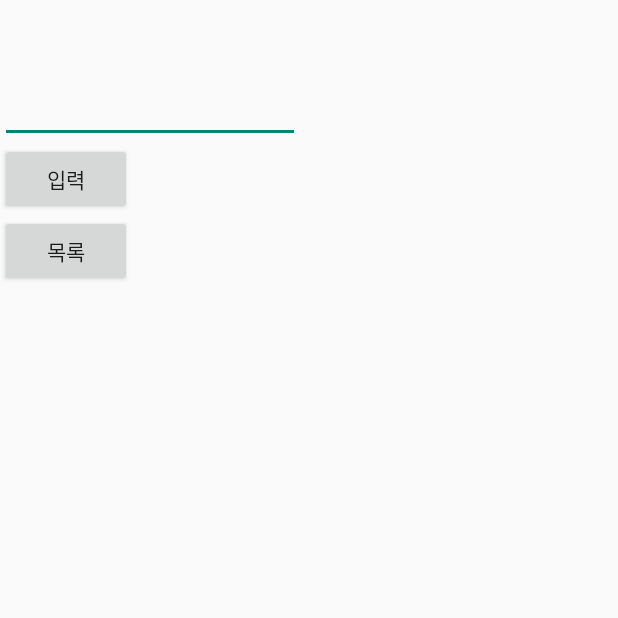
After one commit to elmellamo/DoDamDoDam, an Android app: the QuestionMain screen opened directly, with no data from a screen before it, on a phone screen of 412 x 824 dp, the top half of it. The commit adds this screen. Run offline under Robolectric (Android 15) with nearby library versions, the phone set to English and light mode, and no system bars; our stand-ins replace Firebase (no records; nobody signed in at launch, a user with empty details on screens opened directly).

Commit message:
first commit

```diff
--- a/app/build.gradle
+++ b/app/build.gradle
@@ -59,4 +59,6 @@ dependencies {
     implementation 'com.github.bumptech.glide:glide:4.14.2'
     annotationProcessor 'com.github.bumptech.glide:compiler:4.14.2'
 
+
+    implementation 'androidx.recyclerview:recyclerview-selection:1.1.0'
 }
--- a/app/src/main/AndroidManifest.xml
+++ b/app/src/main/AndroidManifest.xml
@@ -64,6 +64,12 @@
         <activity android:name=".activity.Calendar.CalendarMain"
             android:exported="true">
         </activity>
+        <activity android:name=".activity.Question.QuestionMain"
+            android:exported="true">
+        </activity>
+        <activity android:name=".activity.Question.QuestionList"
+            android:exported="true">
+        </activity>
     </application>
 
 </manifest>
--- a/app/src/main/java/com/example/dodamdodam/activity/Login/MainActivity.java
+++ b/app/src/main/java/com/example/dodamdodam/activity/Login/MainActivity.java
@@ -10,6 +10,7 @@ import android.os.Bundle;
 import android.view.View;
 import android.widget.Toast;
 
+import com.example.dodamdodam.activity.Question.QuestionMain;
 import com.example.dodamdodam.R;
 import com.example.dodamdodam.activity.Calendar.CalendarMain;
 import com.example.dodamdodam.activity.album.AlbumMain;
@@ -35,6 +36,7 @@ public class MainActivity extends AppCompatActivity {
         Objects.requireNonNull(getSupportActionBar()).setTitle("도담도담");
         getSupportActionBar().setDisplayHomeAsUpEnabled(true);
 
+        findViewById(R.id.questionbtn).setOnClickListener(onClickListener);
         findViewById(R.id.albumbtn).setOnClickListener(onClickListener);
         findViewById(R.id.calendarbtn).setOnClickListener(onClickListener);
         FirebaseUser user = FirebaseAuth.getInstance().getCurrentUser();
@@ -81,6 +83,9 @@ public class MainActivity extends AppCompatActivity {
                     FirebaseAuth.getInstance().signOut();
                     myStartActivity(SignUpActivity.class);
                     break;
+                case R.id.questionbtn:
+                    myStartActivity(QuestionMain.class);
+                    break;
                 case R.id.albumbtn:
                     myStartActivity(AlbumMain.class);
                     break;
--- /dev/null
+++ b/app/src/main/java/com/example/dodamdodam/activity/Question/QuestionMain.java
@@ -0,0 +1,162 @@
+package com.example.dodamdodam.activity.Question;
+
+import android.content.Intent;
+import android.os.Bundle;
+import android.widget.Button;
+import android.widget.EditText;
+import android.widget.TextView;
+import android.view.View;
+
+import com.example.dodamdodam.R;
+import com.example.dodamdodam.activity.Login.BasicActivity;
+import com.google.android.gms.tasks.OnCompleteListener;
+
+
+import androidx.annotation.NonNull;
+import androidx.appcompat.app.AppCompatActivity;
+import com.google.android.gms.tasks.Task;
+import com.google.android.gms.tasks.OnCompleteListener;
+import com.google.firebase.auth.FirebaseAuth;
+import com.google.firebase.auth.FirebaseUser;
+import com.google.firebase.database.DataSnapshot;
+import com.google.firebase.database.DatabaseError;
+import com.google.firebase.database.DatabaseReference;
+import com.google.firebase.database.FirebaseDatabase;
+import com.google.firebase.database.ValueEventListener;
+import com.google.firebase.firestore.DocumentReference;
+import com.google.firebase.firestore.DocumentSnapshot;
+import com.google.firebase.firestore.FirebaseFirestore;
+
+
+
+import android.os.Bundle;
+import android.util.Log;
+import android.widget.TextView;
+import com.example.dodamdodam.R;
+import com.example.dodamdodam.activity.Login.BasicActivity;
+import com.google.android.gms.tasks.OnCompleteListener;
+
+import org.w3c.dom.Text;
+
+
+public class QuestionMain extends AppCompatActivity {
+
+    private DatabaseReference databaseReference;
+    private FirebaseUser user;
+    private DatabaseReference userdatabaseReference;
+    private DatabaseReference loveruidReference;
+    private DatabaseReference loveruidcodeReference;
+    private String LOVERUID;
+
+
+    private String TAG;
+    private Button question_list_btn,ques_submit_btn;
+    public String str_ans = null;
+    private EditText et_ques;
+
+    private TextView show_question;
+
+    public String num,questionkey;
+
+
+
+
+
+
+
+
+
+    @Override
+    protected void onCreate(Bundle savedInstanceState){
+        super.onCreate(savedInstanceState);
+        setContentView(R.layout.activity_question_main);
+
+        user = FirebaseAuth.getInstance().getCurrentUser();
+        databaseReference = FirebaseDatabase.getInstance().getReference("Question");
+        userdatabaseReference = FirebaseDatabase.getInstance().getReference("users");
+        loveruidReference = userdatabaseReference.child(user.getUid());
+        FirebaseFirestore db = FirebaseFirestore.getInstance();
+        DocumentReference docRef = db.collection("users").document(user.getUid());
+
+        docRef.get().addOnCompleteListener(new OnCompleteListener<DocumentSnapshot>() {
+            @Override
+            public void onComplete(@NonNull Task<DocumentSnapshot> task) {
+
+                if (task.isSuccessful()) {
+                    DocumentSnapshot document = task.getResult();
+                    if (document.exists()) {
+                        LOVERUID = document.getData().get("lover").toString();
+                    } else {
+                        Log.d(TAG, "없다없다없다없다");
+                    }
+                } else {
+                    Log.d(TAG, "get failed with ", task.getException());
+                }
+            }
+        });//LoverUID받아오기
+
+
+
+
+
+
+
+
+
+
+        num="2";
+        show_question=findViewById(R.id.tv_show_question);
+
+        databaseReference.child(num).addListenerForSingleValueEvent(new ValueEventListener() {
+            @Override
+            public void onDataChange(@NonNull DataSnapshot snapshot) {
+                for(DataSnapshot childSnapshot:snapshot.getChildren()){
+                    questionkey=childSnapshot.getKey();
+                    show_question.setText(questionkey);
+                }
+            }
+
+            @Override
+            public void onCancelled(@NonNull DatabaseError error) {
+
+            }
+        });
+
+
+
+
+
+
+
+
+
+        //데이터입력
+        et_ques=(EditText)findViewById(R.id.et_question);
+        str_ans=et_ques.getText().toString();
+        ques_submit_btn=findViewById(R.id.ques_submit_btn);
+        ques_submit_btn.setOnClickListener(new View.OnClickListener() {
+            @Override
+            public void onClick(View view) {
+                et_ques=(EditText)findViewById(R.id.et_question);
+                str_ans=et_ques.getText().toString();
+
+                databaseReference.child(num).child(questionkey).child(user.getUid()).setValue(str_ans);
+
+            }
+        });
+
+
+/*
+        question_list_btn=findViewById(R.id.question_list_btn);
+        question_list_btn.setOnClickListener(new View.OnClickListener() {
+            @Override
+            public void onClick(View view) {
+                Intent intent = new Intent(QuestionMain.this, QuestionList.class);
+                startActivity(intent);
+            }
+        });
+*/
+
+
+    }
+}
--- /dev/null
+++ b/app/src/main/res/layout/activity_question_main.xml
@@ -0,0 +1,34 @@
+<?xml version="1.0" encoding="utf-8"?>
+<LinearLayout xmlns:android="http://schemas.android.com/apk/res/android"
+    xmlns:app="http://schemas.android.com/apk/res-auto"
+    xmlns:tools="http://schemas.android.com/tools"
+    android:layout_width="match_parent"
+    android:layout_height="match_parent"
+    android:orientation="vertical">
+
+    <TextView
+        android:id="@+id/tv_show_question"
+        android:layout_width="match_parent"
+        android:layout_height="50dp"/>
+
+    <EditText
+        android:id="@+id/et_question"
+        android:layout_width="200dp"
+        android:layout_height="wrap_content"
+        >
+
+    </EditText>
+
+    <Button
+        android:id="@+id/ques_submit_btn"
+        android:layout_width="wrap_content"
+        android:layout_height="wrap_content"
+        android:text="입력"/>
+
+    <Button
+        android:id="@+id/question_list_btn"
+        android:layout_width="wrap_content"
+        android:layout_height="wrap_content"
+        android:text="목록"
+        />
+</LinearLayout>
```
Also changed, not shown: app/src/main/java/com/example/dodamdodam/activity/Question/QuestionList.java (added, +88 -0 lines), app/src/main/java/com/example/dodamdodam/activity/Question/QuestionListObject.java (added, +31 -0 lines), app/src/main/java/com/example/dodamdodam/adapter/QuestionAdapter.java (added, +63 -0 lines), app/src/main/res/layout/activity_question_list.xml (added, +15 -0 lines), app/src/main/res/layout/question_list.xml (added, +42 -0 lines).
